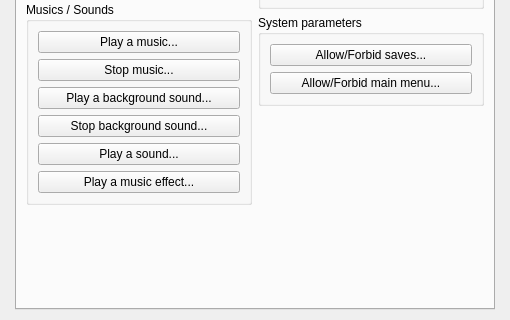
Old version of the form Editor/Dialogs/dialogcommands.ui in the repository RPG-Paper-Maker/RPG-Paper-Maker; both pictures show x 0 to 510 and y 280 to 600 of the 510 by 600 pixel window.
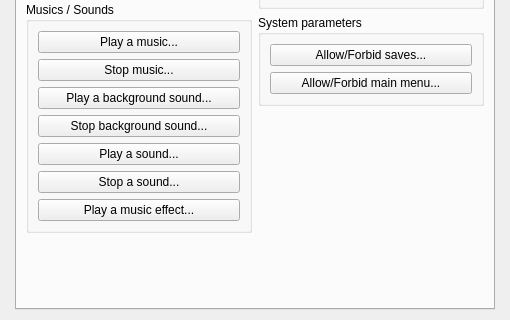
New version of the form. The open tabs and pages were chosen to show the change.

Commit message: Command stop sound

```diff
--- a/Editor/Dialogs/dialogcommands.ui
+++ b/Editor/Dialogs/dialogcommands.ui
@@ -492,6 +492,13 @@
                   </property>
                  </widget>
                 </item>
+                <item>
+                 <widget class="QPushButton" name="pushButtonStopASound">
+                  <property name="text">
+                   <string>Stop a sound...</string>
+                  </property>
+                 </widget>
+                </item>
                 <item>
                  <widget class="QPushButton" name="pushButtonPlayMusicEffect">
                   <property name="enabled">
```
The commit also changes 13 other files.
